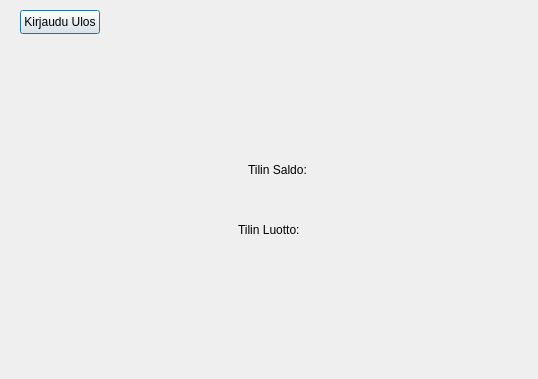
Qt form frontend/balancewindow.ui (slmksav/Qt6-ATM-app) before a commit; both pictures show x 0 to 538 and y 0 to 379 of the 640 by 480 pixel window.
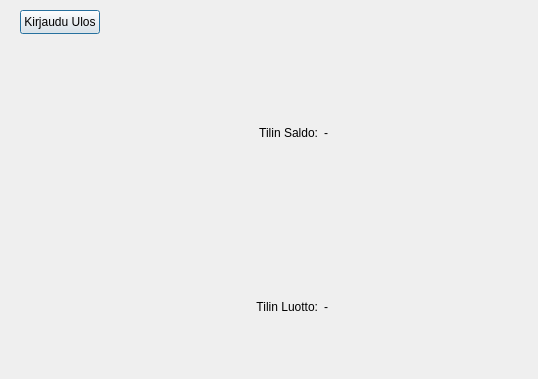
The same form after that commit.

Commit message: gui info display updates

```diff
--- a/frontend/balancewindow.ui
+++ b/frontend/balancewindow.ui
@@ -42,31 +42,59 @@
     <string>Palaa</string>
    </property>
   </widget>
-  <widget class="QLabel" name="label">
+  <widget class="QWidget" name="horizontalLayoutWidget">
    <property name="geometry">
     <rect>
-     <x>248</x>
-     <y>160</y>
-     <width>101</width>
-     <height>20</height>
+     <x>0</x>
+     <y>49</y>
+     <width>641</width>
+     <height>341</height>
     </rect>
    </property>
-   <property name="text">
-    <string>Tilin Saldo:</string>
-   </property>
-  </widget>
-  <widget class="QLabel" name="label_2">
-   <property name="geometry">
-    <rect>
-     <x>238</x>
-     <y>220</y>
-     <width>121</width>
-     <height>20</height>
-    </rect>
-   </property>
-   <property name="text">
-    <string>Tilin Luotto:</string>
-   </property>
+   <layout class="QHBoxLayout" name="horizontalLayout">
+    <item>
+     <layout class="QVBoxLayout" name="verticalLayout">
+      <item>
+       <widget class="QLabel" name="labelInfoBalance">
+        <property name="text">
+         <string>Tilin Saldo:</string>
+        </property>
+        <property name="alignment">
+         <set>Qt::AlignRight|Qt::AlignTrailing|Qt::AlignVCenter</set>
+        </property>
+       </widget>
+      </item>
+      <item>
+       <widget class="QLabel" name="labelInfoCredit">
+        <property name="text">
+         <string>Tilin Luotto:</string>
+        </property>
+        <property name="alignment">
+         <set>Qt::AlignRight|Qt::AlignTrailing|Qt::AlignVCenter</set>
+        </property>
+       </widget>
+      </item>
+     </layout>
+    </item>
+    <item>
+     <layout class="QVBoxLayout" name="verticalLayout_2">
+      <item>
+       <widget class="QLabel" name="labelBalance">
+        <property name="text">
+         <string>-</string>
+        </property>
+       </widget>
+      </item>
+      <item>
+       <widget class="QLabel" name="labelCredit">
+        <property name="text">
+         <string>-</string>
+        </property>
+       </widget>
+      </item>
+     </layout>
+    </item>
+   </layout>
   </widget>
  </widget>
  <resources/>
```
The commit also changes 5 other files.
